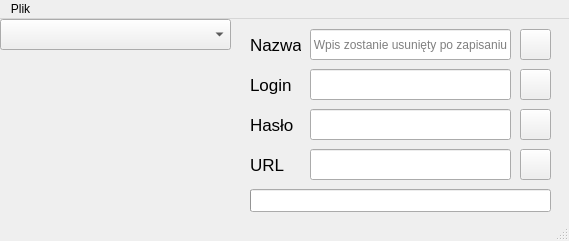
Before: the Qt Designer form GUI-Project/GUI-Project.ui in JarekKry/TEB_Python, drawn with Qt 5.
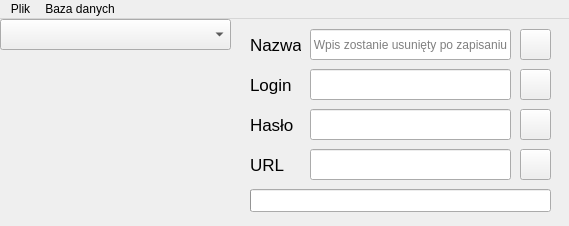
After: the same form once the commit is applied. Icons and pictures are not drawn.

Commit message:
Edycja wpisów
Drobne przemodelowanie interfejsu wraz z dodaniem działającej edycji wpisów

Diff of the .ui file:
```diff
--- a/GUI-Project/GUI-Project.ui
+++ b/GUI-Project/GUI-Project.ui
@@ -7,7 +7,7 @@
     <x>0</x>
     <y>0</y>
     <width>569</width>
-    <height>241</height>
+    <height>226</height>
    </rect>
   </property>
   <property name="windowTitle">
@@ -323,9 +323,16 @@
     <addaction name="actionZmie_has_o_g_wne"/>
     <addaction name="actionZamknij"/>
    </widget>
+   <widget class="QMenu" name="menuBaza_danych">
+    <property name="title">
+     <string>Baza danych</string>
+    </property>
+    <addaction name="actionDodaj_wpis"/>
+    <addaction name="actionZmie_has_o"/>
+   </widget>
    <addaction name="menuPlik"/>
+   <addaction name="menuBaza_danych"/>
   </widget>
-  <widget class="QStatusBar" name="statusbar"/>
   <action name="actionOtw_rz">
    <property name="text">
     <string>Otwórz</string>
```
Left out of the diff: 18 changed lines with no effect on the pictures. The commit also changes 2 other files.
